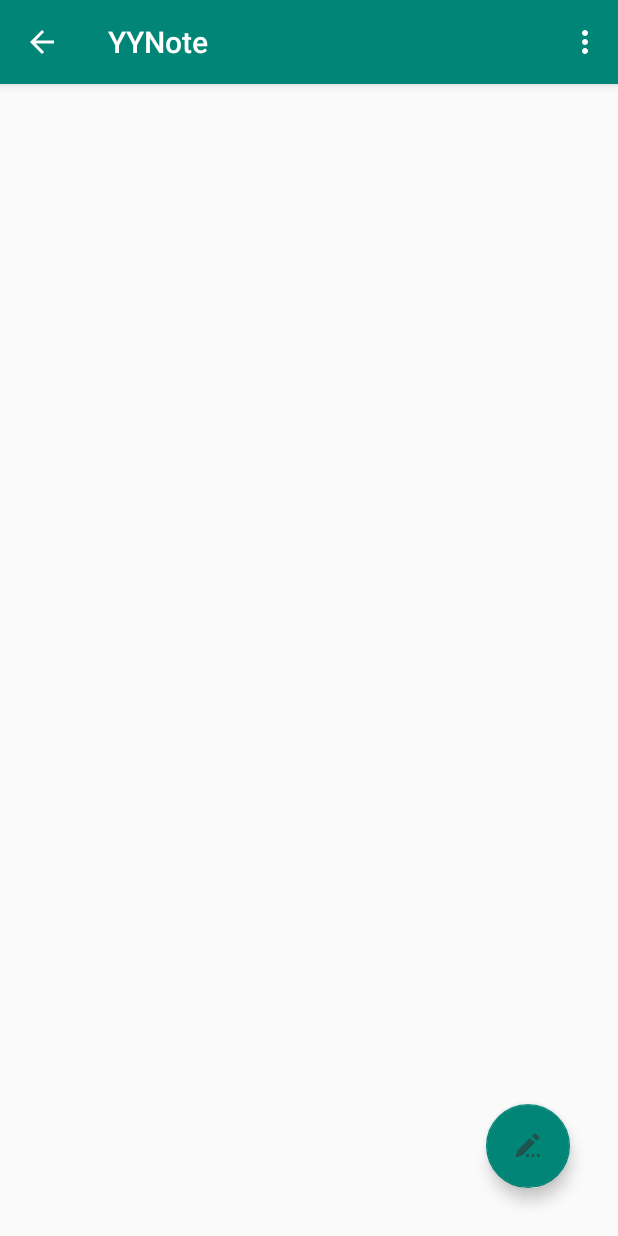
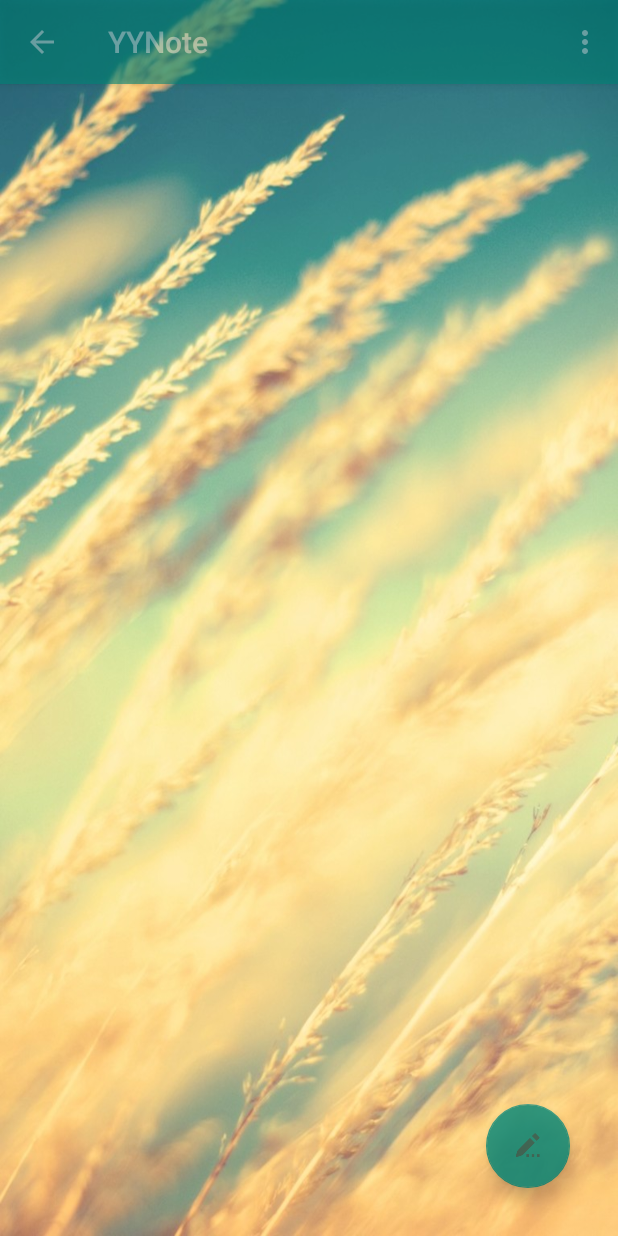
Before and after one commit to xiaodingfeng/YYNote, an Android app: the NoteActivity screen opened directly, with no data from a screen before it, on a phone screen of 412 x 824 dp. Run offline under Robolectric (Android 15) with nearby library versions, the phone set to English and light mode, and no system bars; network calls fail; Roboto replaces fonts that are not available here; 12 statements that could not run were skipped.

Commit message:
提交文件

```diff
--- a/app/src/main/res/layout/activity_main.xml
+++ b/app/src/main/res/layout/activity_main.xml
@@ -6,7 +6,9 @@
     android:layout_width="match_parent"
     android:layout_height="match_parent"
     android:fitsSystemWindows="true"
-    tools:openDrawer="start">
+    tools:openDrawer="start"
+
+    >
 
     <include
         layout="@layout/app_bar_main"
--- a/app/src/main/res/layout/app_bar_main.xml
+++ b/app/src/main/res/layout/app_bar_main.xml
@@ -4,11 +4,13 @@
     xmlns:tools="http://schemas.android.com/tools"
     android:layout_width="match_parent"
     android:layout_height="match_parent"
+    android:background="@drawable/backgroud"
     tools:context=".ui.MainActivity">
 
     <com.google.android.material.appbar.AppBarLayout
         android:layout_width="match_parent"
         android:layout_height="wrap_content"
+        android:alpha="0.8"
         android:theme="@style/AppTheme.AppBarOverlay">
 
         <androidx.appcompat.widget.Toolbar
@@ -28,6 +30,7 @@
         android:layout_height="wrap_content"
         android:layout_gravity="bottom|end"
         android:layout_margin="@dimen/fab_margin"
+        android:alpha="0.8"
         android:src="@drawable/app_bar_main_createnote"
         app:backgroundTint="@color/colorPrimary" />
 
--- a/app/src/main/res/layout/note_edit.xml
+++ b/app/src/main/res/layout/note_edit.xml
@@ -4,11 +4,13 @@
     xmlns:tools="http://schemas.android.com/tools"
     android:layout_width="match_parent"
     android:layout_height="match_parent"
+    android:background="@drawable/backgroud2"
     tools:context=".ui.NoteNewActivity">
 
     <com.google.android.material.appbar.AppBarLayout
         android:layout_width="match_parent"
         android:layout_height="wrap_content"
+        android:alpha="0.6"
         android:theme="@style/AppTheme.AppBarOverlay">
 
         <androidx.appcompat.widget.Toolbar
@@ -16,6 +18,7 @@
             android:layout_width="match_parent"
             android:layout_height="?attr/actionBarSize"
             android:background="?attr/colorPrimary"
+            android:alpha="0.6"
             app:popupTheme="@style/AppTheme.PopupOverlay" />
 
     </com.google.android.material.appbar.AppBarLayout>
@@ -35,6 +38,7 @@
         android:layout_height="wrap_content"
         android:layout_gravity="bottom|end"
         android:layout_margin="@dimen/fab_margin_end"
+        android:alpha="0.8"
         android:src="@drawable/app_bar_main_createnote"
         app:backgroundTint="@color/colorPrimary" />
 
--- a/app/src/main/res/layout/note_item.xml
+++ b/app/src/main/res/layout/note_item.xml
@@ -7,6 +7,7 @@
     android:layout_height="wrap_content"
     app:cardCornerRadius="5dp"
     app:cardElevation="3dp"
+    android:alpha="0.7"
     app:cardPreventCornerOverlap="true"
     app:cardUseCompatPadding="true">
     <LinearLayout
--- a/app/src/main/res/layout/note_new_content.xml
+++ b/app/src/main/res/layout/note_new_content.xml
@@ -12,10 +12,12 @@
         android:layout_width="match_parent"
         android:layout_height="match_parent">
     <EditText
+
         android:id="@+id/note_new_editText"
         android:layout_width="match_parent"
         android:layout_height="wrap_content"
-        android:background="@color/white"
+        android:background="#00ffffff"
+        android:textColor="@color/black"
         android:layout_marginTop="20dp"
         android:paddingBottom="90dp"
         android:lineSpacingMultiplier="1.2"
--- a/app/src/main/res/layout/note_show.xml
+++ b/app/src/main/res/layout/note_show.xml
@@ -5,10 +5,12 @@
     android:layout_width="match_parent"
     android:layout_height="match_parent"
     android:fitsSystemWindows="true"
+    android:background="@drawable/backgroud2"
     tools:context=".ui.NoteActivity">
 
     <com.google.android.material.appbar.AppBarLayout
         android:id="@+id/app_bar_show"
+        android:alpha="0.6"
         android:layout_width="match_parent"
         android:layout_height="wrap_content"
         android:theme="@style/AppTheme.AppBarOverlay">
@@ -16,6 +18,7 @@
         <androidx.appcompat.widget.Toolbar
             android:id="@+id/toolbar_note_show"
             android:layout_width="match_parent"
+            android:alpha="0.6"
             android:layout_height="?attr/actionBarSize"
             android:background="?attr/colorPrimary"
             app:popupTheme="@style/AppTheme.PopupOverlay" />
@@ -35,6 +38,7 @@
         android:layout_width="wrap_content"
         android:layout_height="wrap_content"
         android:layout_gravity="bottom|end"
+        android:alpha="0.8"
         android:layout_margin="@dimen/fab_margin_end"
         android:src="@drawable/app_bar_main_createnote"
         app:backgroundTint="@color/colorPrimary" />
```
Also changed, not shown: app/src/main/java/com/example/xiaobai/yynote/ui/MainActivity.java (+3 -6 lines), app/src/main/res/layout/nav_header_main.xml (+0 -10 lines), app/src/main/res/layout/note_new.xml (+11 -6 lines), app/src/main/res/drawable/backgroud.jpg (added), app/src/main/res/drawable/backgroud1.jpg (added), app/src/main/res/drawable/backgroud2.jpg (added).
